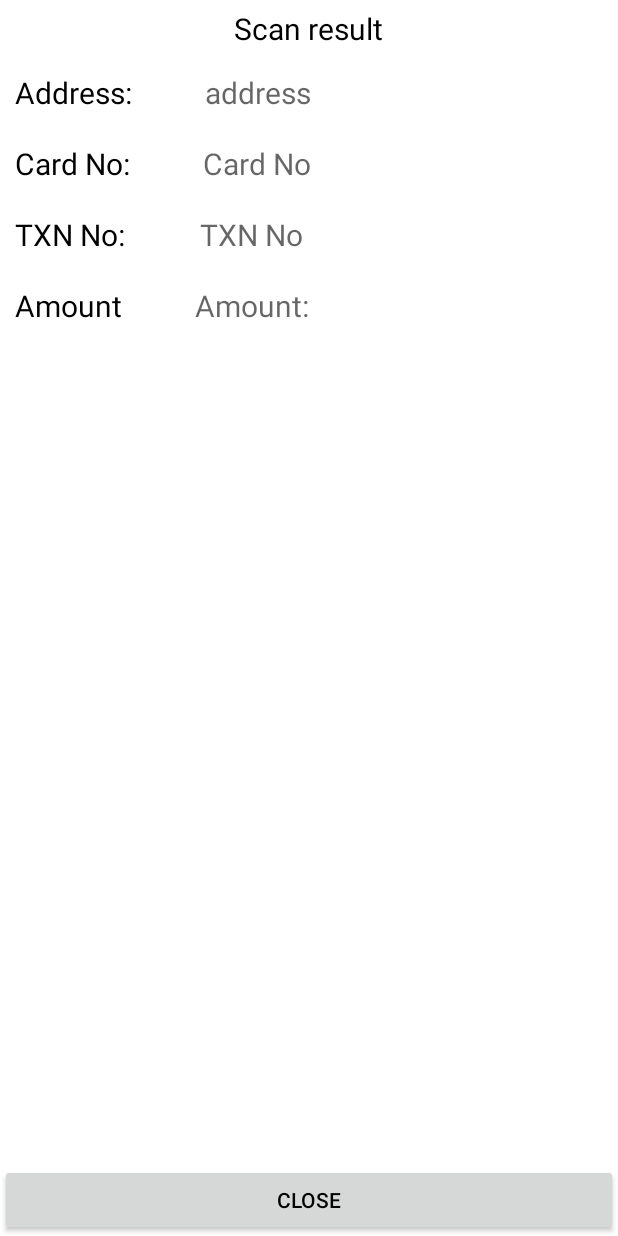
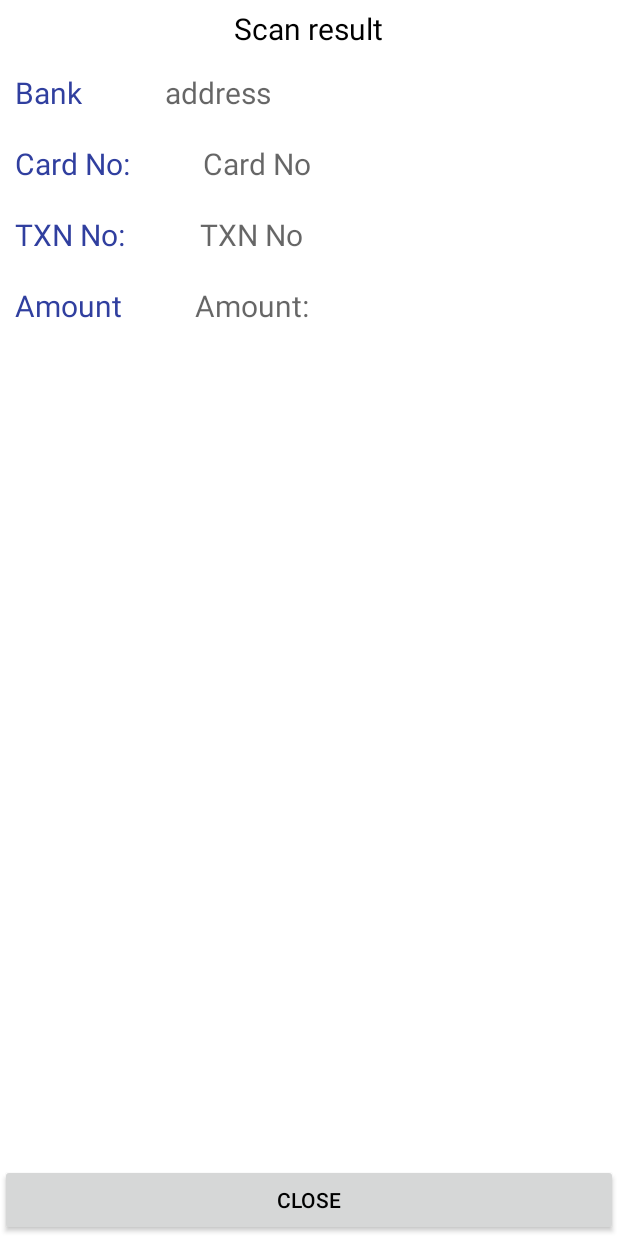
Before and after one commit to jlahare/ocr, an Android app: the DetailActivity screen opened directly, with no data from a screen before it, on a phone screen of 412 x 824 dp. Run offline under Robolectric (Android 15) with nearby library versions, the phone set to English and light mode, and no system bars; 2 statements that could not run were skipped.

Commit message:
update code

```diff
--- a/app/src/main/java/com/yash/ocr/DetailActivity.java
+++ b/app/src/main/java/com/yash/ocr/DetailActivity.java
@@ -16,9 +16,11 @@ public class DetailActivity extends Activity {
         super.onCreate(savedInstanceState);
         setContentView(R.layout.activity_detail);
 
-        String data = getIntent().getStringExtra("DATA");
+        //String data = getIntent().getStringExtra("DATA");
+        String[] data = getIntent().getStringArrayExtra("DATA");
+
         TextView txt = findViewById(R.id.dataTxt);
-        txt.setText(data);
+        //txt.setText(data);
         txt.setMovementMethod(new ScrollingMovementMethod());
         close = findViewById(R.id.close);
         close.setOnClickListener(new View.OnClickListener() {
@@ -28,5 +30,44 @@ public class DetailActivity extends Activity {
             }
         });
 
+
+        setInformation(data);
+    }
+
+    private void setInformation(String[] data)
+    {
+        String bankName = data[0];
+        String cardNumber = "";
+        String txnNumber = "";
+        String amount = "";
+
+
+        for(int i =0 ; i<data.length ; i++)
+        {
+            if(data[i].toLowerCase().indexOf("txn") !=-1)
+            {
+                txnNumber = data[i];
+                txnNumber = txnNumber.replace("TXN NO" , "");
+                txnNumber = txnNumber.replace(":" , "");
+            }
+
+            if(data[i].toLowerCase().indexOf("card") !=-1)
+            {
+                cardNumber = data[i];
+                cardNumber = cardNumber.replace(":" , "");
+                cardNumber = cardNumber.replace("CARD NO" , "").trim();
+            }
+            if(data[i].toLowerCase().indexOf("unt") !=-1)
+            {
+                amount = data[i];
+                amount = amount.replace("AMOUNT" , "").trim();
+            }
+        }
+
+        ((TextView)findViewById(R.id.address)).setText(bankName);
+        ((TextView)findViewById(R.id.card_no)).setText(cardNumber);
+        ((TextView)findViewById(R.id.txn_no)).setText(txnNumber);
+        ((TextView)findViewById(R.id.amount)).setText(amount);
+
     }
 }
--- a/app/src/main/res/layout/activity_detail.xml
+++ b/app/src/main/res/layout/activity_detail.xml
@@ -40,8 +40,8 @@
             android:layout_height="wrap_content"
             android:layout_gravity="left"
             android:layout_weight=".2"
-            android:text="Address:"
-            android:textColor="@android:color/black"
+            android:text="Bank"
+            android:textColor="@color/colorPrimaryDark"
             android:textSize="20dp" />
 
         <TextView
@@ -70,7 +70,7 @@
             android:layout_gravity="left"
             android:layout_weight=".2"
             android:text="Card No:"
-            android:textColor="@android:color/black"
+            android:textColor="@color/colorPrimaryDark"
             android:textSize="20dp" />
 
         <TextView
@@ -98,7 +98,7 @@
             android:layout_gravity="left"
             android:layout_weight=".2"
             android:text="TXN No:"
-            android:textColor="@android:color/black"
+            android:textColor="@color/colorPrimaryDark"
             android:textSize="20dp" />
 
         <TextView
@@ -126,7 +126,7 @@
             android:layout_gravity="left"
             android:layout_weight=".2"
             android:text="Amount"
-            android:textColor="@android:color/black"
+            android:textColor="@color/colorPrimaryDark"
             android:textSize="20dp" />
 
         <TextView
```
Also changed, not shown: app/src/main/java/com/yash/ocr/OcrCaptureActivity.java (+7 -4 lines), app/src/main/java/com/yash/ocr/OcrDetectorProcessor.java (+93 -12 lines).
